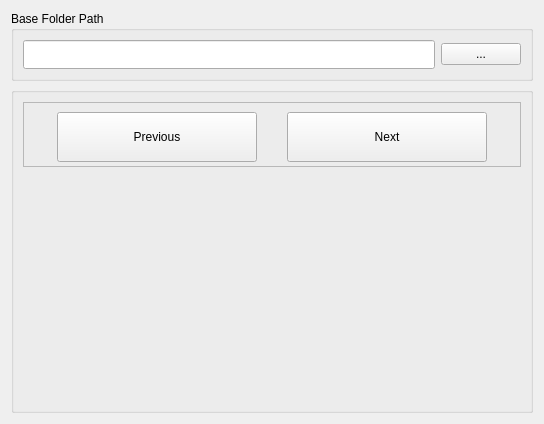
Hekstra-Lab/napari-labeller, file src/napari_labeller/_ui/labeller_gui.ui: the form before one commit.
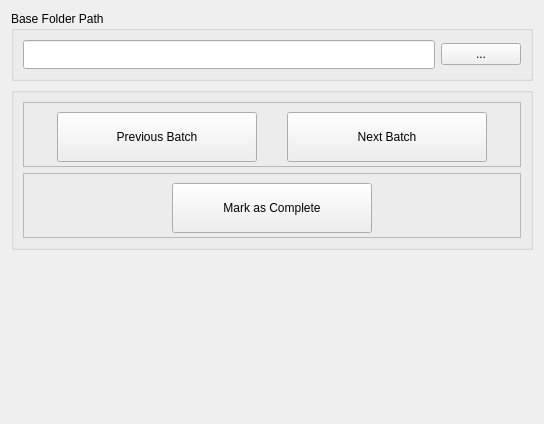
The form after the commit.

Commit message: add mark as complete button

Patch:
```diff
--- a/src/napari_labeller/_ui/labeller_gui.ui
+++ b/src/napari_labeller/_ui/labeller_gui.ui
@@ -52,7 +52,7 @@
      </layout>
     </widget>
    </item>
-   <item row="1" column="0" colspan="2">
+   <item row="1" column="0" colspan="2" alignment="Qt::AlignTop">
     <widget class="QGroupBox" name="groupBox">
      <property name="enabled">
       <bool>true</bool>
@@ -63,22 +63,15 @@
        <height>0</height>
       </size>
      </property>
-     <layout class="QGridLayout" name="gridLayout_13">
-      <item row="1" column="0">
-       <spacer name="verticalSpacer">
-        <property name="orientation">
-         <enum>Qt::Vertical</enum>
-        </property>
-        <property name="sizeHint" stdset="0">
-         <size>
-          <width>20</width>
-          <height>40</height>
-         </size>
-        </property>
-       </spacer>
-      </item>
-      <item row="0" column="0" colspan="2">
+     <layout class="QVBoxLayout" name="verticalLayout_2">
+      <item>
        <widget class="QFrame" name="frame">
+        <property name="sizePolicy">
+         <sizepolicy hsizetype="Preferred" vsizetype="Expanding">
+          <horstretch>0</horstretch>
+          <verstretch>0</verstretch>
+         </sizepolicy>
+        </property>
         <property name="maximumSize">
          <size>
           <width>16777215</width>
@@ -91,8 +84,36 @@
         <property name="frameShadow">
          <enum>QFrame::Raised</enum>
         </property>
-        <layout class="QGridLayout" name="gridLayout_10">
-         <item row="0" column="1">
+        <layout class="QHBoxLayout" name="horizontalLayout_3">
+         <item>
+          <widget class="QPushButton" name="_prev_batch_btn">
+           <property name="enabled">
+            <bool>true</bool>
+           </property>
+           <property name="sizePolicy">
+            <sizepolicy hsizetype="Minimum" vsizetype="Fixed">
+             <horstretch>0</horstretch>
+             <verstretch>0</verstretch>
+            </sizepolicy>
+           </property>
+           <property name="minimumSize">
+            <size>
+             <width>200</width>
+             <height>50</height>
+            </size>
+           </property>
+           <property name="maximumSize">
+            <size>
+             <width>200</width>
+             <height>50</height>
+            </size>
+           </property>
+           <property name="text">
+            <string>Previous Batch</string>
+           </property>
+          </widget>
+         </item>
+         <item>
           <widget class="QPushButton" name="_next_batch_btn">
            <property name="enabled">
             <bool>true</bool>
@@ -110,12 +131,30 @@
             </size>
            </property>
            <property name="text">
-            <string>Next</string>
+            <string>Next Batch</string>
            </property>
           </widget>
          </item>
+        </layout>
+       </widget>
+      </item>
+      <item>
+       <widget class="QFrame" name="frame_2">
+        <property name="maximumSize">
+         <size>
+          <width>16777215</width>
+          <height>65</height>
+         </size>
+        </property>
+        <property name="frameShape">
+         <enum>QFrame::StyledPanel</enum>
+        </property>
+        <property name="frameShadow">
+         <enum>QFrame::Raised</enum>
+        </property>
+        <layout class="QGridLayout" name="gridLayout_2">
          <item row="0" column="0">
-          <widget class="QPushButton" name="_prev_batch_btn">
+          <widget class="QPushButton" name="_mark_complete_btn">
            <property name="enabled">
             <bool>true</bool>
            </property>
@@ -138,7 +177,7 @@
             </size>
            </property>
            <property name="text">
-            <string>Previous</string>
+            <string>Mark as Complete</string>
            </property>
           </widget>
          </item>
```
The commit also changes 1 other file.
